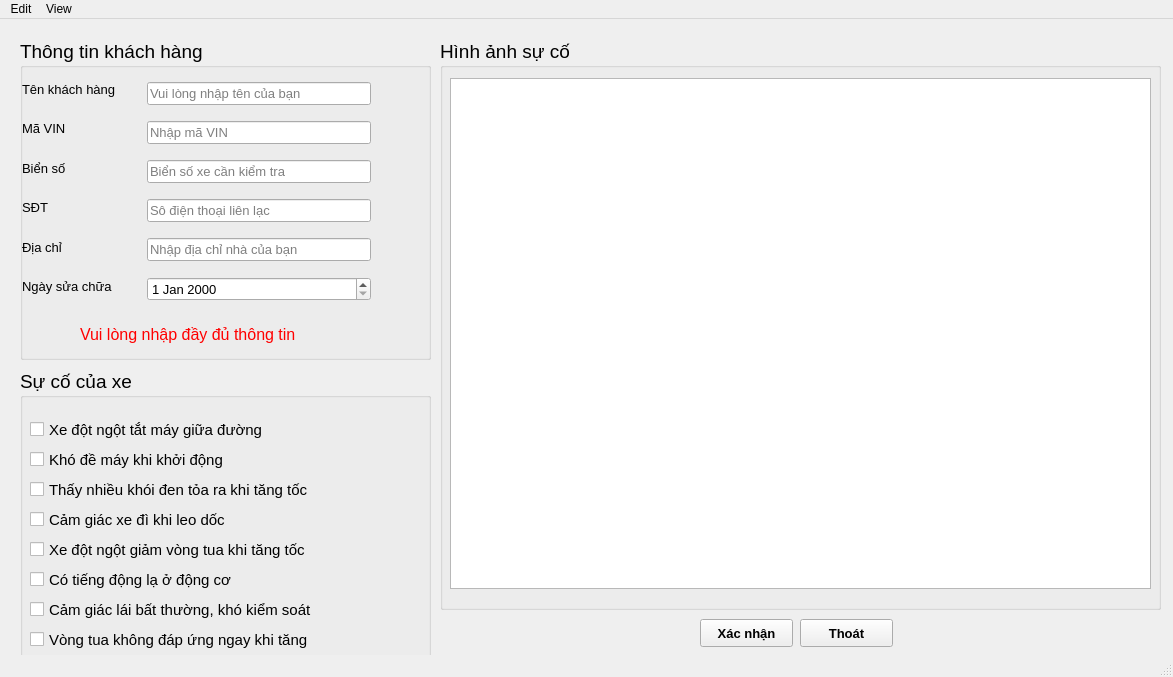
First picture: the form in GUI/GUIinput.ui, repository Vuchauduytung/LuanVan, before the edit.
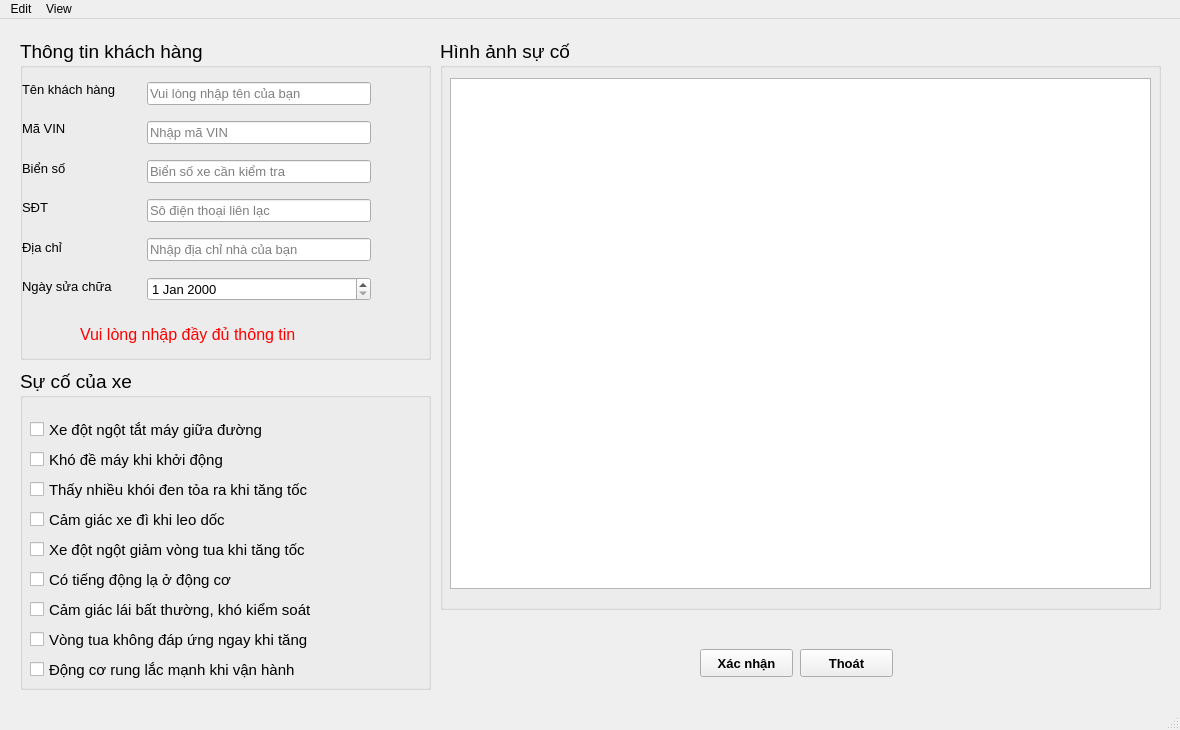
Second picture: the form after the edit.

```diff
--- a/GUI/GUIinput.ui
+++ b/GUI/GUIinput.ui
@@ -6,8 +6,8 @@
    <rect>
     <x>0</x>
     <y>0</y>
-    <width>1173</width>
-    <height>677</height>
+    <width>1180</width>
+    <height>730</height>
    </rect>
   </property>
   <property name="windowTitle">
@@ -585,7 +585,7 @@
     <property name="geometry">
      <rect>
       <x>700</x>
-      <y>600</y>
+      <y>630</y>
       <width>93</width>
       <height>28</height>
      </rect>
@@ -605,7 +605,7 @@
     <property name="geometry">
      <rect>
       <x>800</x>
-      <y>600</y>
+      <y>630</y>
       <width>93</width>
       <height>28</height>
      </rect>
@@ -640,7 +640,7 @@
     <rect>
      <x>0</x>
      <y>0</y>
-     <width>1173</width>
+     <width>1180</width>
      <height>26</height>
     </rect>
    </property>
```
